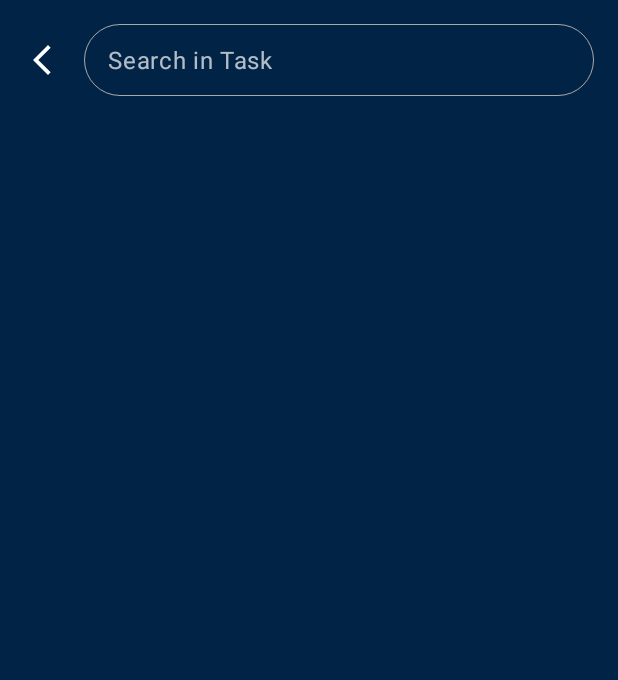
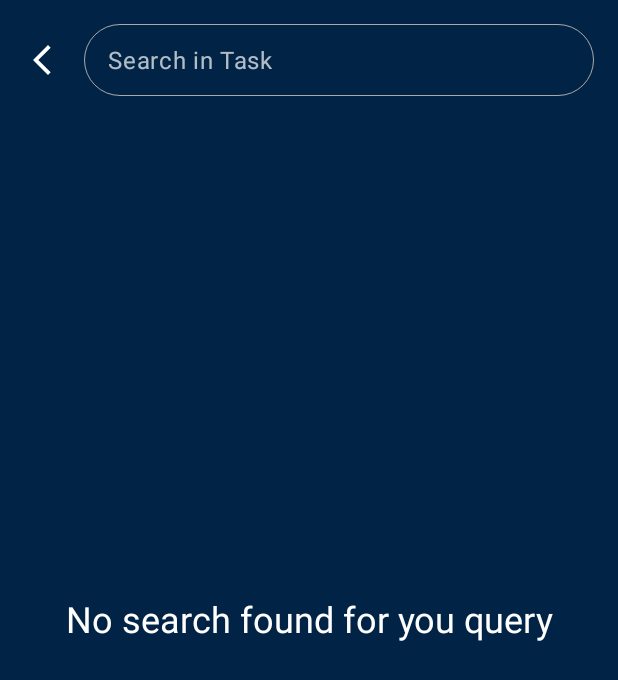
Before and after one commit to abhichauhan12/taskmanager, an Android app: the Search screen opened through its navigation route, on a phone screen of 412 x 824 dp. Shown: the top 680 px of the screen. Run offline under Robolectric (Android 15) with nearby library versions, the phone set to English and light mode, and no system bars; our stand-ins replace Dagger/Hilt's generated code, Room's generated code, data binding; libraries missing offline, so code that uses them is left out: io.noties.markwon.

Commit message:
Empty search label added in Search screen

```diff
--- a/app/src/main/java/com/example/taskmanager/ui/home/search/Search.kt
+++ b/app/src/main/java/com/example/taskmanager/ui/home/search/Search.kt
@@ -50,6 +50,8 @@ class Search : Fragment(R.layout.fragment_search) {
             override fun publishResults(query: CharSequence, list: FilterResults) {
                 val filteredList = list.values as List<Task>
                 taskAdapter.submitList(filteredList)
+
+                binding.emptyListText.visibility = if (filteredList.isNullOrEmpty()) View.VISIBLE else View.GONE
             }
 
         }
@@ -80,7 +82,11 @@ class Search : Fragment(R.layout.fragment_search) {
         binding.lifecycleOwner = this
 
         lifecycleScope.launch {
-            taskViewModel.searchTasks.collect { taskAdapter.submitList(it) }
+            taskViewModel.searchTasks.collect {
+                taskAdapter.submitList(it)
+
+                binding.emptyListText.visibility = if (it.isNullOrEmpty()) View.VISIBLE else View.GONE
+            }
         }
 
         binding.tasksList.apply { adapter = taskAdapter }
--- a/app/src/main/res/layout/fragment_search.xml
+++ b/app/src/main/res/layout/fragment_search.xml
@@ -54,5 +54,19 @@
             app:layoutManager="androidx.recyclerview.widget.LinearLayoutManager"
             />
 
+
+        <TextView
+            android:id="@+id/empty_list_text"
+            android:layout_width="0dp"
+            android:layout_height="wrap_content"
+            android:gravity="center"
+            app:layout_constraintTop_toTopOf="parent"
+            app:layout_constraintBottom_toBottomOf="parent"
+            app:layout_constraintStart_toStartOf="parent"
+            app:layout_constraintEnd_toEndOf="parent"
+            android:text="@string/no_search_found_for_you_query"
+            android:visibility="gone"
+            android:textAppearance="?attr/textAppearanceHeadline5"
+            />
     </androidx.constraintlayout.widget.ConstraintLayout>
 </layout>
--- a/app/src/main/res/values/strings.xml
+++ b/app/src/main/res/values/strings.xml
@@ -18,5 +18,6 @@
     <string name="tasks">Tasks</string>
     <string name="search_your_tasks">Search your tasks</string>
     <string name="theme">Theme</string>
+    <string name="no_search_found_for_you_query">No search found for you query</string>
 
 </resources>
```
